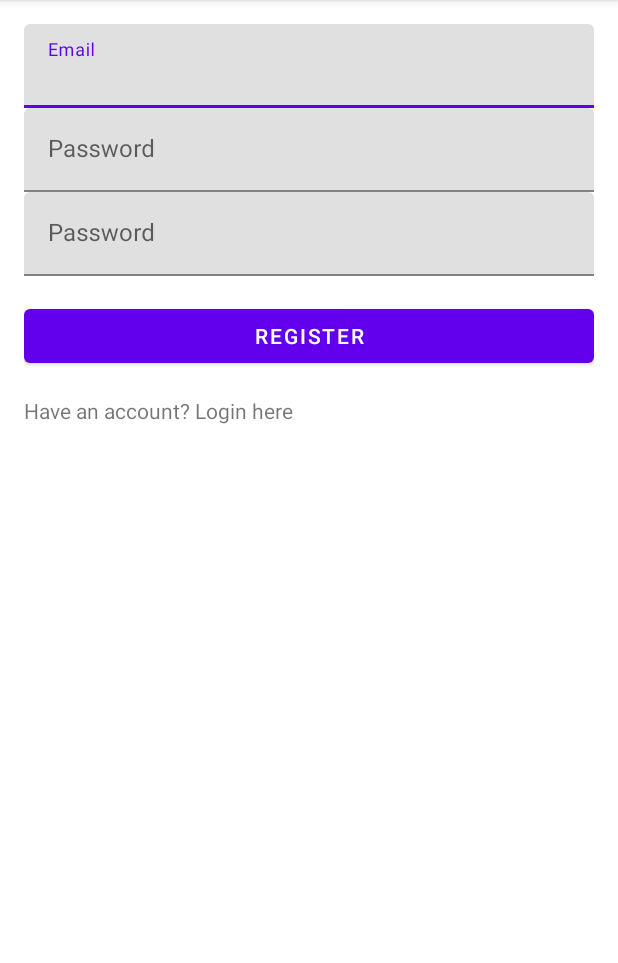
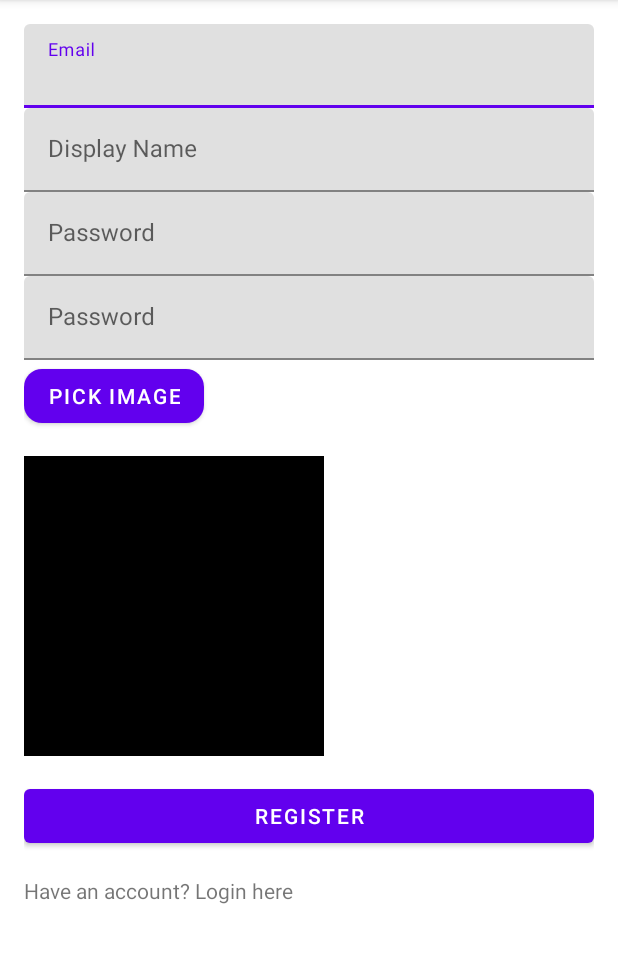
Before and after one commit to omernoach/recipe-app, an Android app: the RegisterActivity screen opened directly, with no data from a screen before it, after a tap on "REGISTER", on a phone screen of 412 x 824 dp, the part 84-1047 px from its top. Run offline under Robolectric (Android 15) with nearby library versions, the phone set to English and light mode, and no system bars; our stand-ins replace Firebase (no records; nobody signed in at launch, a user with empty details on screens opened directly).

Commit message:
feat(Auth): add display name and profile picture to user registration
Co-authored-by: noach844 <68166931+noach844@users.noreply.github.com>

```diff
--- a/app/src/main/java/com/example/recipe_app/RegisterActivity.kt
+++ b/app/src/main/java/com/example/recipe_app/RegisterActivity.kt
@@ -1,23 +1,42 @@
 package com.example.recipe_app
 
 import android.content.Intent
+import android.net.Uri
 import android.os.Bundle
 import android.view.View
 import android.widget.Button
 import android.widget.EditText
+import android.widget.ImageView
 import android.widget.TextView
 import android.widget.Toast
+import androidx.activity.result.contract.ActivityResultContracts
 import androidx.appcompat.app.AppCompatActivity
 import com.google.android.material.textfield.TextInputLayout
 import com.google.firebase.auth.FirebaseAuth;
+import com.google.firebase.auth.UserProfileChangeRequest
 
 class RegisterActivity : AppCompatActivity() {
     private lateinit var auth: FirebaseAuth
     private lateinit var emailEditText: TextInputLayout
+    private lateinit var displayNameEditText: TextInputLayout
     private lateinit var passwordEditText: TextInputLayout
     private lateinit var confirmPasswordEditText: TextInputLayout
     private lateinit var loginText: TextView
     private lateinit var registerButton: Button
+    private lateinit var imagePickerButton: Button
+    private var profileImageUri: Uri? = null
+
+    private val pickImageLauncher = registerForActivityResult(ActivityResultContracts.GetContent()) { uri: Uri? ->
+        uri?.let {
+            val imagePreview = findViewById<ImageView>(R.id.img_preview)
+            imagePreview.setImageURI(it)
+
+            profileImageUri = it
+            Toast.makeText(this, "Image selected successfully!", Toast.LENGTH_SHORT).show()
+        } ?: run {
+            Toast.makeText(this, "No image selected", Toast.LENGTH_SHORT).show()
+        }
+    }
 
     override fun onCreate(savedInstanceState: Bundle?) {
         super.onCreate(savedInstanceState)
@@ -26,17 +45,24 @@ class RegisterActivity : AppCompatActivity() {
         auth = FirebaseAuth.getInstance()
 
         emailEditText = findViewById(R.id.email_input)
+        displayNameEditText = findViewById(R.id.display_name)
         passwordEditText = findViewById(R.id.password_input)
         confirmPasswordEditText = findViewById(R.id.confirm_password_input)
         registerButton = findViewById(R.id.btn_register)
         loginText = findViewById(R.id.tv_login)
+        imagePickerButton = findViewById(R.id.btn_pick_image)
+
+        imagePickerButton.setOnClickListener {
+            pickImageLauncher.launch("image/*")
+        }
 
         registerButton.setOnClickListener {
             val email = emailEditText.editText?.text.toString().trim()
+            val displayName = displayNameEditText.editText?.text.toString().trim()
             val password = passwordEditText.editText?.text.toString().trim()
             val confirmPassword = confirmPasswordEditText.editText?.text.toString().trim()
 
-            if (email.isEmpty() || password.isEmpty() || confirmPassword.isEmpty()) {
+            if (email.isEmpty() || password.isEmpty() || confirmPassword.isEmpty() || displayName.isEmpty() || profileImageUri == null) {
                 Toast.makeText(this, "Please fill out all fields", Toast.LENGTH_SHORT).show()
                 return@setOnClickListener
             }
@@ -46,7 +72,7 @@ class RegisterActivity : AppCompatActivity() {
                 return@setOnClickListener
             }
 
-            registerUser(email, password)
+            registerUser(email, password, displayName)
         }
 
         loginText.setOnClickListener { _: View? ->
@@ -58,13 +84,28 @@ class RegisterActivity : AppCompatActivity() {
         }
     }
 
-    private fun registerUser(email: String, password: String) {
+    private fun registerUser(email: String, password: String, displayName: String) {
         auth.createUserWithEmailAndPassword(email, password)
             .addOnCompleteListener(this) { task ->
                 if (task.isSuccessful) {
-                    Toast.makeText(this, "Registration successful!", Toast.LENGTH_SHORT).show()
-                    startActivity(Intent(this, LoginActivity::class.java))
-                    finish()
+                    val user = auth.currentUser
+                    user?.let {
+                        val profileUpdates = UserProfileChangeRequest.Builder()
+                            .setDisplayName(displayName)
+                            .setPhotoUri(this.profileImageUri)
+                            .build()
+
+                        it.updateProfile(profileUpdates)
+                            .addOnCompleteListener { profileTask ->
+                                if (profileTask.isSuccessful) {
+                                    Toast.makeText(this, "Registration successful!", Toast.LENGTH_SHORT).show()
+                                    startActivity(Intent(this, LoginActivity::class.java))
+                                    finish()
+                                } else {
+                                    Toast.makeText(this, "Registration failed: ${task.exception?.message}", Toast.LENGTH_SHORT).show()
+                                }
+                            }
+                    }
                 } else {
                     Toast.makeText(this, "Registration failed: ${task.exception?.message}", Toast.LENGTH_SHORT).show()
                 }
--- a/app/src/main/res/layout/activity_register.xml
+++ b/app/src/main/res/layout/activity_register.xml
@@ -13,6 +13,20 @@
         app:hintEnabled="true"
         app:hintAnimationEnabled="true"
         android:hint="@string/email">
+
+        <com.google.android.material.textfield.TextInputEditText
+            android:layout_width="match_parent"
+            android:layout_height="wrap_content"
+            android:inputType="textEmailAddress" />
+    </com.google.android.material.textfield.TextInputLayout>
+
+    <com.google.android.material.textfield.TextInputLayout
+        android:id="@+id/display_name"
+        android:layout_width="match_parent"
+        android:layout_height="wrap_content"
+        app:hintEnabled="true"
+        app:hintAnimationEnabled="true"
+        android:hint="@string/display_name" >
 
         <com.google.android.material.textfield.TextInputEditText
             android:layout_width="match_parent"
@@ -45,6 +59,24 @@
             android:inputType="textPassword" />
     </com.google.android.material.textfield.TextInputLayout>
 
+
+    <com.google.android.material.button.MaterialButton
+        android:id="@+id/btn_pick_image"
+        android:layout_width="wrap_content"
+        android:layout_height="wrap_content"
+        android:text="@string/pick_image"
+        app:cornerRadius="12dp" />
+
+    <ImageView
+        android:id="@+id/img_preview"
+        android:layout_width="200dp"
+        android:layout_height="200dp"
+        android:layout_marginTop="16dp"
+        android:scaleType="centerCrop"
+        android:contentDescription="@string/image_preview"
+        android:background="@color/black" />
+
+
     <Button
         android:id="@+id/btn_register"
         android:layout_width="match_parent"
--- a/app/src/main/res/values/strings.xml
+++ b/app/src/main/res/values/strings.xml
@@ -9,5 +9,9 @@
     <string name="login">Login</string>
     <string name="register">Register</string>
     <string name="password">Password</string>
+    <string name="confirm_password">Confirm Password</string>
     <string name="email">Email</string>
+    <string name="display_name">Display Name</string>
+    <string name="pick_image">Pick Image</string>
+    <string name="image_preview">Image Preview</string>
 </resources>
```
Also changed, not shown: app/src/main/java/com/example/recipe_app/MainActivity.kt (+7 -0 lines).
